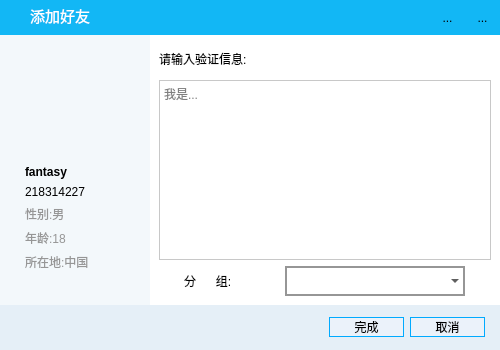
Above: QQClient/addfriend.ui from Fantasy714/-Qt5-C-S-QQ- before the change. Below: the same form after it.
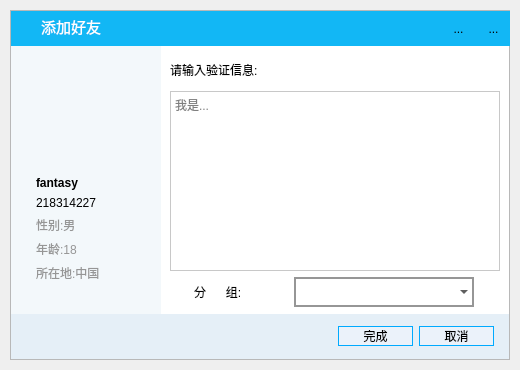
That is the form after the change. Icons and pictures are not drawn.

Diff of the .ui file:
```diff
--- a/QQClient/addfriend.ui
+++ b/QQClient/addfriend.ui
@@ -6,30 +6,60 @@
    <rect>
     <x>0</x>
     <y>0</y>
-    <width>500</width>
-    <height>350</height>
+    <width>520</width>
+    <height>370</height>
    </rect>
   </property>
   <property name="minimumSize">
    <size>
-    <width>500</width>
-    <height>350</height>
+    <width>520</width>
+    <height>370</height>
    </size>
   </property>
   <property name="maximumSize">
    <size>
-    <width>500</width>
-    <height>350</height>
+    <width>520</width>
+    <height>370</height>
    </size>
   </property>
   <property name="windowTitle">
    <string>Form</string>
   </property>
-  <property name="styleSheet">
-   <string notr="true">QWidget
-{
-	background-color:rgb(18,183,245);
-}</string>
+  <layout class="QVBoxLayout" name="verticalLayout_4">
+   <property name="spacing">
+    <number>0</number>
+   </property>
+   <property name="leftMargin">
+    <number>10</number>
+   </property>
+   <property name="topMargin">
+    <number>10</number>
+   </property>
+   <property name="rightMargin">
+    <number>10</number>
+   </property>
+   <property name="bottomMargin">
+    <number>10</number>
+   </property>
+   <item>
+    <widget class="QFrame" name="frame">
+     <property name="minimumSize">
+      <size>
+       <width>500</width>
+       <height>350</height>
+      </size>
+     </property>
+     <property name="maximumSize">
+      <size>
+       <width>500</width>
+       <height>350</height>
+      </size>
+     </property>
+     <property name="frameShape">
+      <enum>QFrame::StyledPanel</enum>
+     </property>
+     <property name="frameShadow">
+      <enum>QFrame::Raised</enum>
   </property>
   <layout class="QVBoxLayout" name="verticalLayout">
    <property name="spacing">
@@ -61,6 +91,12 @@
        <height>35</height>
       </size>
      </property>
+        <property name="styleSheet">
+         <string notr="true">QWidget
+{
+	background-color:rgb(18,183,245);
+}</string>
+        </property>
      <layout class="QHBoxLayout" name="horizontalLayout">
       <property name="spacing">
        <number>0</number>
@@ -661,6 +697,9 @@
          </size>
         </property>
        </spacer>
+         </item>
+        </layout>
+       </widget>
       </item>
      </layout>
     </widget>
```
Lines whose indentation alone changed are shown as unchanged.
